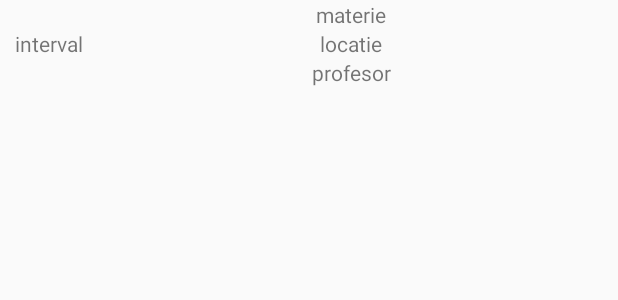
After one commit to spidulica/widget, an Android app: the layout widget_row.xml on its own in the app's theme, with its tools: preview values and no code run, on a phone screen of 412 x 824 dp. The commit adds this screen. Shown: the top 300 px of the screen. Run offline under Robolectric (Android 15) with nearby library versions, the phone set to English and light mode, and no system bars; network calls fail.

Commit message:
widget list

```diff
--- /dev/null
+++ b/app/src/main/res/layout/widget_row.xml
@@ -0,0 +1,46 @@
+<?xml version="1.0" encoding="utf-8"?>
+<RelativeLayout xmlns:android="http://schemas.android.com/apk/res/android"
+    android:orientation="vertical" android:layout_width="match_parent"
+    android:layout_height="match_parent"
+    android:layout_marginStart="10dp"
+    android:layout_marginEnd="10dp">
+
+    <TextView
+        android:layout_width="wrap_content"
+        android:layout_height="wrap_content"
+        android:id="@+id/interval"
+        android:text="interval"
+        android:gravity="center"
+        android:layout_alignParentTop="true"
+        android:layout_alignParentStart="true"
+        android:layout_alignBottom="@+id/profesor"
+        android:layout_marginEnd="10dp"/>
+    <TextView
+        android:gravity="center"
+        android:layout_width="wrap_content"
+        android:layout_height="wrap_content"
+        android:id="@+id/materie"
+        android:text="materie"
+        android:layout_alignParentTop="true"
+        android:layout_toEndOf="@+id/interval"
+        android:layout_alignParentEnd="true"/>
+    <TextView
+        android:gravity="center"
+        android:layout_width="wrap_content"
+        android:layout_height="wrap_content"
+        android:id="@+id/locatie"
+        android:text="locatie"
+        android:layout_below="@+id/materie"
+        android:layout_toEndOf="@+id/interval"
+        android:layout_alignParentEnd="true"/>
+    <TextView
+        android:gravity="center"
+        android:layout_width="wrap_content"
+        android:layout_height="wrap_content"
+        android:id="@+id/profesor"
+        android:text="profesor"
+        android:layout_below="@+id/locatie"
+        android:layout_alignStart="@+id/locatie"
+        android:layout_alignParentEnd="true"/>
+
+</RelativeLayout>
```
Also changed, not shown: app/src/main/java/com/test/widget/adapters/WidgetRowAdapter.java (added, +58 -0 lines), app/src/main/java/com/test/widget/ui/widget/WidgetClass.java (+5 -4 lines), app/src/main/java/com/test/widget/ui/widget/WidgetClassConfigureActivity.java (+0 -10 lines), app/src/main/res/layout/widget_class.xml (+11 -13 lines).
